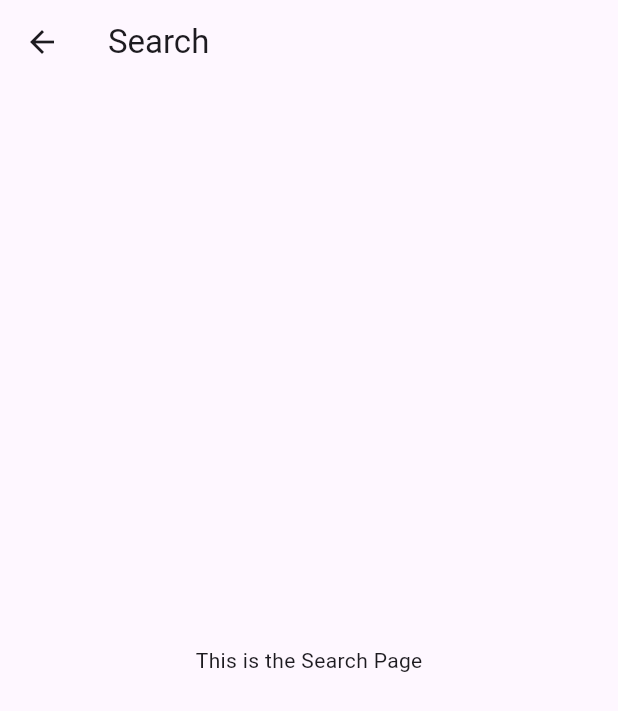
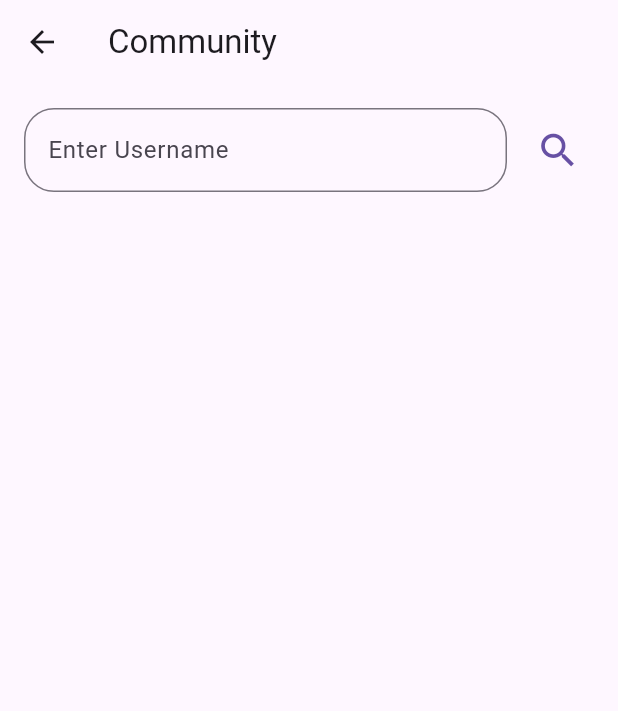
Before and after one commit to sahil-shefeek/z-krishi, a Flutter app: the screen it shows after launch, item 2 of the bottom bar chosen, on a phone screen of 412 x 824 dp. Shown: the top 711 px of the screen. Run offline on Flutter 3.47's test engine with Material 3 defaults, Android fonts, the phone set to English and light mode, and no system bars.

Commit message:
community

```diff
--- a/lib/search_page.dart
+++ b/lib/search_page.dart
@@ -1,15 +1,65 @@
 import 'package:flutter/material.dart';
 
-class SearchPage extends StatelessWidget {
+class SearchPage extends StatefulWidget {
+  @override
+  _SearchPageState createState() => _SearchPageState();
+}
+
+class _SearchPageState extends State<SearchPage> {
+  TextEditingController _searchController = TextEditingController();
+  String _searchQuery = '';
+
+  void _search() {
+    setState(() {
+      _searchQuery = _searchController.text;
+      // You can implement your search functionality here
+      // For now, let's just print the search query
+      print('Searching for: $_searchQuery');
+    });
+  }
+
   @override
   Widget build(BuildContext context) {
     return Scaffold(
       appBar: AppBar(
-        title: Text('Search'),
+        title: Text('Community'),
       ),
-      body: Center(
-        child: Text('This is the Search Page'),
+      body: Padding(
+        padding: const EdgeInsets.all(16.0),
+        child: Row(
+          children: [
+            Expanded(
+              child: TextField(
+                controller: _searchController,
+                decoration: InputDecoration(
+                  hintText: 'Find a user',
+                  labelText: 'Enter Username',
+                  border: OutlineInputBorder(
+                    borderRadius: BorderRadius.circular(20.0), // Rounded edges
+                  ),
+                ),
+                onChanged: (value) {
+                  // You can perform live search as the user types if needed
+                },
+              ),
+            ),
+            SizedBox(width: 10), // Add space between search bar and icon button
+            IconButton(
+              icon: Icon(Icons.search),
+              onPressed: _search,
+              iconSize: 30,
+              color: Theme.of(context)
+                  .primaryColor, // Use the primary color of your theme
+            ),
+          ],
+        ),
       ),
     );
   }
 }
+
+void main() {
+  runApp(MaterialApp(
+    home: SearchPage(),
+  ));
+}
```
